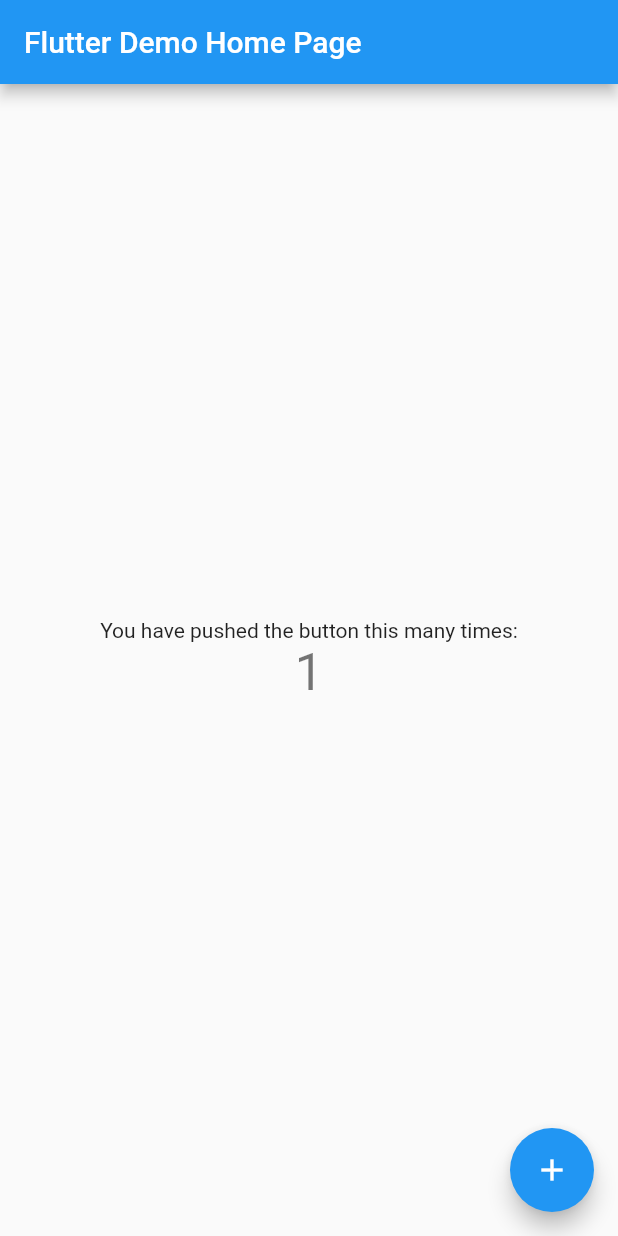
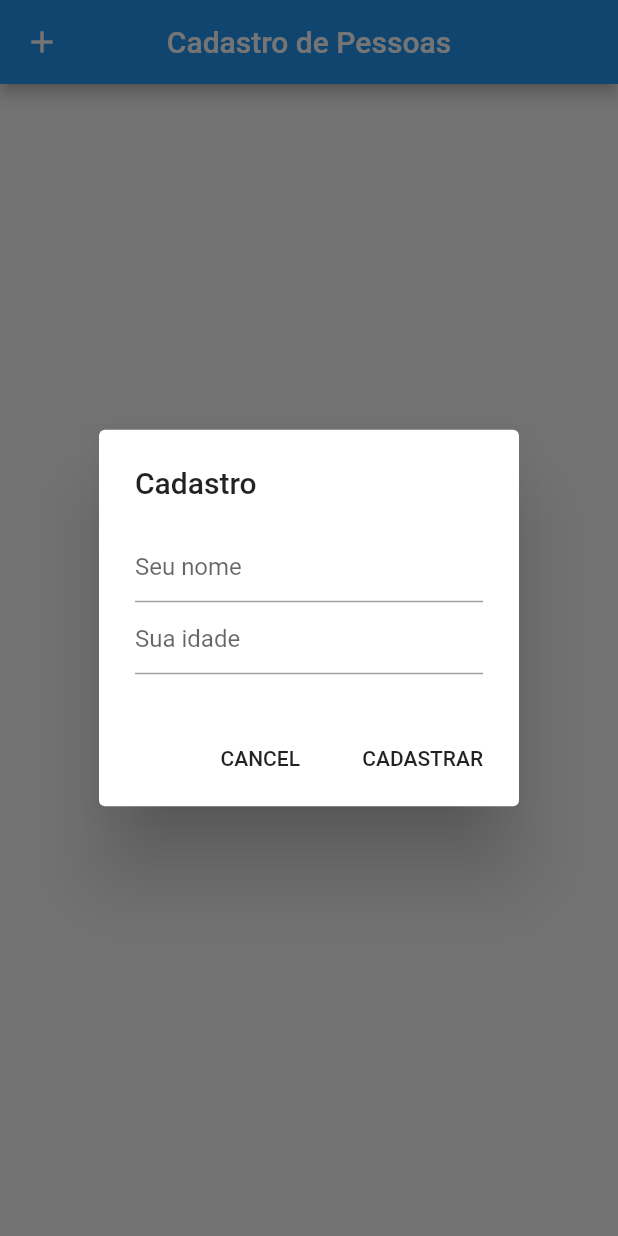
Before and after one commit to israelhudson/crud_com_provider, a Flutter app: the screen it shows after launch, after a tap on the "add" icon, on a phone screen of 412 x 824 dp. Run offline on Flutter 3.47's test engine with Material 2 defaults, Android fonts, the phone set to English and light mode, and no system bars.

Commit message:
Crud quase completo

```diff
--- /dev/null
+++ b/crud_com_provider/lib/HomeScreen.dart
@@ -0,0 +1,102 @@
+import 'package:flutter/material.dart';
+import 'package:provider/provider.dart';
+
+import 'models/People.dart';
+
+class HomeScreen extends StatelessWidget {
+  TextEditingController _namePeopleController = TextEditingController();
+  TextEditingController _agePeopleController = TextEditingController();
+
+  @override
+  Widget build(BuildContext context) {
+    var peoples = Provider.of<PeopleModel>(context);
+
+    //peoples.create(new People(2, "Fabricia", 22));
+    //peoples.create(new People(3, "Daniel", 25));
+
+    //peoples.items.forEach((p)=>print(p.namePeople));
+
+    return Scaffold(
+      appBar: AppBar(
+        title: Text("Cadastro de Pessoas"),
+        centerTitle: true,
+        leading: GestureDetector(
+          onTap: () => _displayDialog(context),
+//              peoples.create(
+//                new People(1, "Israel", 26),
+//              ),
+          child: Icon(Icons.add),
+        ),
+      ),
+      body: Container(
+        width: double.maxFinite,
+        height: 500,
+        child: ListView.builder(
+            padding: const EdgeInsets.all(8.0),
+            //itemCount: entries.length,
+            itemCount: peoples.items.length,
+            itemBuilder: (BuildContext context, int index) {
+              return InkWell(
+                onTap: () => peoples.delete(peoples.items[index]),
+                child: Container(
+                  height: 50,
+                  child: Center(child: Row(
+                    mainAxisAlignment: MainAxisAlignment.spaceEvenly,
+                    children: <Widget>[
+                      Text(peoples.items[index].idPeople.toString()),
+                      Text(peoples.items[index].namePeople),
+                      Text(peoples.items[index].agePeople.toString()),
+                    ],
+                  )),
+                ),
+              );
+            }),
+      ),
+    );
+  }
+
+  _displayDialog(BuildContext context) async {
+    var peoples = Provider.of<PeopleModel>(context);
+    return showDialog(
+        context: context,
+        builder: (context) {
+          return AlertDialog(
+            title: Text('Cadastro'),
+            content: Container(
+              child: Column(
+                mainAxisSize: MainAxisSize.min,
+                children: <Widget>[
+                  TextField(
+                    controller: _namePeopleController,
+                    decoration: InputDecoration(hintText: "Seu nome"),
+                  ),
+                  TextField(
+                    controller: _agePeopleController,
+                    decoration: InputDecoration(hintText: "Sua idade"),
+                  ),
+                ],
+              ),
+            ),
+            actions: <Widget>[
+              FlatButton(
+                child: new Text('CANCEL'),
+                onPressed: () {
+                  _namePeopleController.clear();
+                  _agePeopleController.clear();
+                  Navigator.of(context).pop();
+                },
+              ),
+              FlatButton(
+                child: Text('CADASTRAR'),
+                onPressed: () {
+                  peoples.create(new People(peoples.getLastId(), _namePeopleController.text, 80));
+                  _namePeopleController.clear();
+                  _agePeopleController.clear();
+                  Navigator.of(context).pop();
+                },
+              ),
+            ],
+          );
+        });
+  }
+}
--- a/crud_com_provider/lib/main.dart
+++ b/crud_com_provider/lib/main.dart
@@ -1,111 +1,13 @@
 import 'package:flutter/material.dart';
+import 'package:provider/provider.dart';
+import 'models/People.dart';
+import 'HomeScreen.dart';
 
-void main() => runApp(MyApp());
-
-class MyApp extends StatelessWidget {
-  // This widget is the root of your application.
-  @override
-  Widget build(BuildContext context) {
-    return MaterialApp(
-      title: 'Flutter Demo',
-      theme: ThemeData(
-        // This is the theme of your application.
-        //
-        // Try running your application with "flutter run". You'll see the
-        // application has a blue toolbar. Then, without quitting the app, try
-        // changing the primarySwatch below to Colors.green and then invoke
-        // "hot reload" (press "r" in the console where you ran "flutter run",
-        // or simply save your changes to "hot reload" in a Flutter IDE).
-        // Notice that the counter didn't reset back to zero; the application
-        // is not restarted.
-        primarySwatch: Colors.blue,
-      ),
-      home: MyHomePage(title: 'Flutter Demo Home Page'),
-    );
-  }
+void main() {
+  runApp(
+    ChangeNotifierProvider(
+      builder: (context) => PeopleModel(),
+      child: MaterialApp(home: HomeScreen()),
+    ),
+  );
 }
-
-class MyHomePage extends StatefulWidget {
-  MyHomePage({Key key, this.title}) : super(key: key);
-
-  // This widget is the home page of your application. It is stateful, meaning
-  // that it has a State object (defined below) that contains fields that affect
-  // how it looks.
-
-  // This class is the configuration for the state. It holds the values (in this
-  // case the title) provided by the parent (in this case the App widget) and
-  // used by the build method of the State. Fields in a Widget subclass are
-  // always marked "final".
-
-  final String title;
-
-  @override
-  _MyHomePageState createState() => _MyHomePageState();
-}
-
-class _MyHomePageState extends State<MyHomePage> {
-  int _counter = 0;
-
-  void _incrementCounter() {
-    setState(() {
-      // This call to setState tells the Flutter framework that something has
-      // changed in this State, which causes it to rerun the build method below
-      // so that the display can reflect the updated values. If we changed
-      // _counter without calling setState(), then the build method would not be
-      // called again, and so nothing would appear to happen.
-      _counter++;
-    });
-  }
-
-  @override
-  Widget build(BuildContext context) {
-    // This method is rerun every time setState is called, for instance as done
-    // by the _incrementCounter method above.
-    //
-    // The Flutter framework has been optimized to make rerunning build methods
-    // fast, so that you can just rebuild anything that needs updating rather
-    // than having to individually change instances of widgets.
-    return Scaffold(
-      appBar: AppBar(
-        // Here we take the value from the MyHomePage object that was created by
-        // the App.build method, and use it to set our appbar title.
-        title: Text(widget.title),
-      ),
-      body: Center(
-        // Center is a layout widget. It takes a single child and positions it
-        // in the middle of the parent.
-        child: Column(
-          // Column is also layout widget. It takes a list of children and
-          // arranges them vertically. By default, it sizes itself to fit its
-          // children horizontally, and tries to be as tall as its parent.
-          //
-          // Invoke "debug painting" (press "p" in the console, choose the
-          // "Toggle Debug Paint" action from the Flutter Inspector in Android
-          // Studio, or the "Toggle Debug Paint" command in Visual Studio Code)
-          // to see the wireframe for each widget.
-          //
-          // Column has various properties to control how it sizes itself and
-          // how it positions its children. Here we use mainAxisAlignment to
-          // center the children vertically; the main axis here is the vertical
-          // axis because Columns are vertical (the cross axis would be
-          // horizontal).
-          mainAxisAlignment: MainAxisAlignment.center,
-          children: <Widget>[
-            Text(
-              'You have pushed the button this many times:',
-            ),
-            Text(
-              '$_counter',
-              style: Theme.of(context).textTheme.display1,
-            ),
-          ],
-        ),
-      ),
-      floatingActionButton: FloatingActionButton(
-        onPressed: _incrementCounter,
-        tooltip: 'Increment',
-        child: Icon(Icons.add),
-      ), // This trailing comma makes auto-formatting nicer for build methods.
-    );
-  }
-}
--- /dev/null
+++ b/crud_com_provider/lib/models/People.dart
@@ -0,0 +1,53 @@
+import 'dart:collection';
+
+import 'package:flutter/foundation.dart';
+
+
+class PeopleModel extends ChangeNotifier{
+
+  final List<People> _peoples = [];
+
+  UnmodifiableListView<People> get items => UnmodifiableListView(_peoples);
+  int get totalItems => items.length;
+
+  void create(People people){
+    _peoples.add(people);
+
+    notifyListeners();
+  }
+
+  void read(People people){
+    _peoples.contains(people);
+
+    notifyListeners();
+  }
+
+  void update(People people){
+
+  }
+
+  void delete(People people){
+    _peoples.remove(people);
+
+    notifyListeners();
+  }
+
+  int getLastId(){
+    if(_peoples.length > 0){
+      int lastId = _peoples.last.idPeople + 1;
+      return lastId++;
+    }else{
+      return 1;
+    }
+  }
+
+}
+
+class People{
+  final int idPeople;
+  final String namePeople;
+  final int agePeople;
+
+  People(this.idPeople, this.namePeople, this.agePeople);
+
+}
--- a/crud_com_provider/pubspec.yaml
+++ b/crud_com_provider/pubspec.yaml
@@ -23,6 +23,7 @@ dependencies:
   # The following adds the Cupertino Icons font to your application.
   # Use with the CupertinoIcons class for iOS style icons.
   cupertino_icons: ^0.1.2
+  provider: ^3.0.0+1
 
 dev_dependencies:
   flutter_test:
```
Also changed, not shown: crud_com_provider/pubspec.lock, 1 other file.
